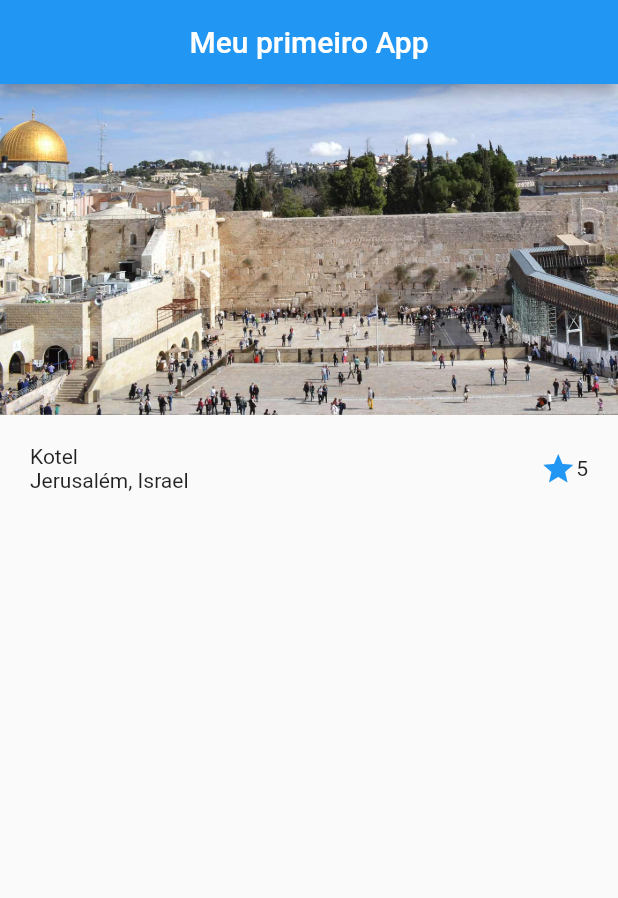
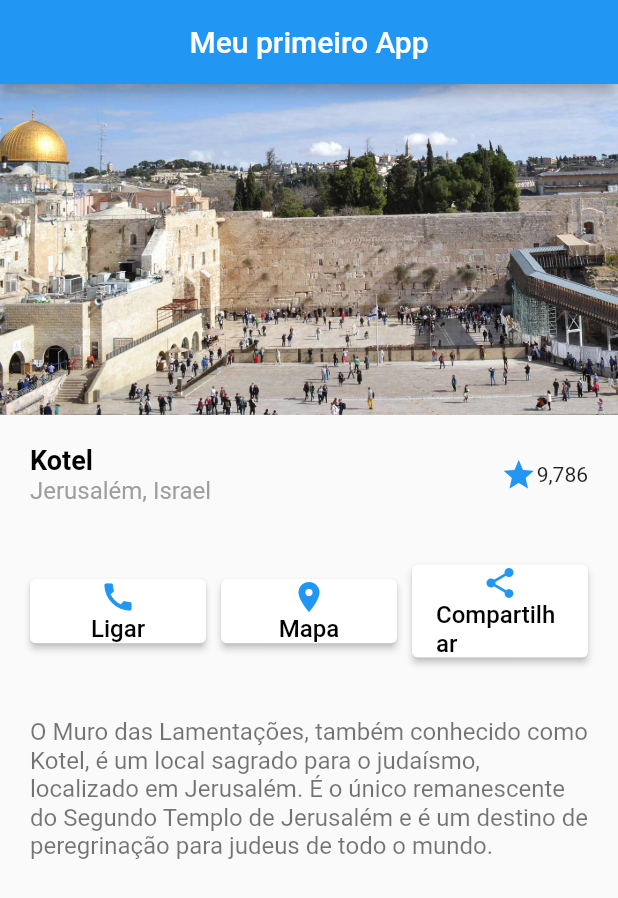
Before and after one commit to tgplay/projetos-flutter, a Flutter app: the screen it shows after launch, on a phone screen of 412 x 824 dp. Shown: the top 898 px of the screen. Run offline on Flutter 3.47's test engine with Material 2 defaults, Android fonts, the phone set to English and light mode, and no system bars.

Commit message:
tela kotel finalizada

```diff
--- a/screen-kotel/lib/main.dart
+++ b/screen-kotel/lib/main.dart
@@ -3,6 +3,21 @@ import 'package:flutter/material.dart';
 void main() => runApp(MeuApp());
 
 class MeuApp extends StatelessWidget {
+  callAction() {
+    // Ação para o botão de ligar
+    print('Ligar pressionado');
+  }
+
+  mapAction() {
+    // Ação para o botão de mapa
+    print('Mapa pressionado');
+  }
+
+  shareAction() {
+    // Ação para o botão de compartilhar
+    print('Compartilhar pressionado');
+  }
+
   @override
   Widget build(BuildContext context) {
     return MaterialApp(
@@ -21,21 +36,107 @@ class MeuApp extends StatelessWidget {
                   Expanded(
                     child: Column(
                       crossAxisAlignment: CrossAxisAlignment.start,
-                      children: [
-                        Text('Kotel'),
-                        Text('Jerusalém, Israel'),
+                      children: const [
+                        Text(
+                          'Kotel',
+                          style: TextStyle(
+                            fontSize: 18,
+                            fontWeight: FontWeight.bold,
+                            color: Colors.black,
+                          ),
+                        ),
+                        Text(
+                          'Jerusalém, Israel',
+                          style: TextStyle(
+                            fontSize: 16,
+                            color: Colors.grey,
+                          ),
+                        )
                       ],
                     ),
                   ),
                   Row(
-                    children: [Icon(Icons.star, color: Colors.blue), Text('5')],
+                    children: const [
+                      Icon(
+                        Icons.star,
+                        color: Colors.blue,
+                      ),
+                      Text('9,786'),
+                    ],
                   )
                 ],
               ),
-            )
+            ),
+            Container(
+              padding: const EdgeInsets.all(20),
+              child: Row(
+                children: [
+                  Botao(
+                    icon: Icons.call,
+                    text: 'Ligar',
+                    onPress: callAction,
+                  ),
+                  const SizedBox(width: 10), // Espaçamento entre os botões
+                  Botao(
+                      icon: Icons.location_on,
+                      text: 'Mapa',
+                      onPress: mapAction),
+                  const SizedBox(width: 10), // Espaçamento entre os botões
+                  Botao(
+                    icon: Icons.share,
+                    text: 'Compartilhar',
+                    onPress: shareAction,
+                  ),
+                ],
+              ),
+            ),
+            Container(
+              padding: const EdgeInsets.all(20),
+              child: const Text(
+                'O Muro das Lamentações, também conhecido como Kotel, é um local sagrado para o judaísmo, localizado em Jerusalém. É o único remanescente do Segundo Templo de Jerusalém e é um destino de peregrinação para judeus de todo o mundo.',
+                style: TextStyle(fontSize: 16, color: Colors.black54),
+              ),
+            ),
           ],
         ),
       ),
     );
   }
 }
+
+// ignore: must_be_immutable
+class Botao extends StatelessWidget {
+  Botao({
+    this.onPress,
+    required this.icon,
+    required this.text,
+  });
+
+  Function()? onPress;
+  IconData icon;
+  String text;
+
+  @override
+  Widget build(BuildContext context) {
+    return Expanded(
+      // Inserir um botão dentro de um Expanded
+      child: ElevatedButton(
+        onPressed: onPress,
+        style: ElevatedButton.styleFrom(backgroundColor: Colors.white),
+        child: Column(
+          mainAxisAlignment: MainAxisAlignment.center,
+          children: [
+            Icon(
+              icon,
+              color: Colors.blue,
+            ),
+            Text(
+              text,
+              style: const TextStyle(color: Colors.black, fontSize: 16),
+            ),
+          ],
+        ),
+      ),
+    );
+  }
+}
```
